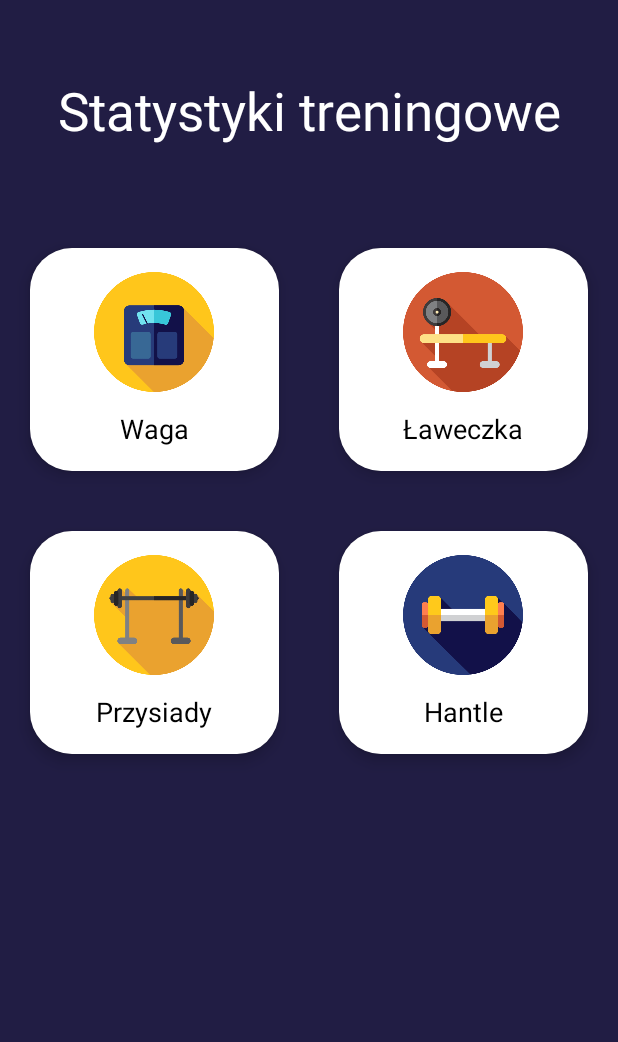
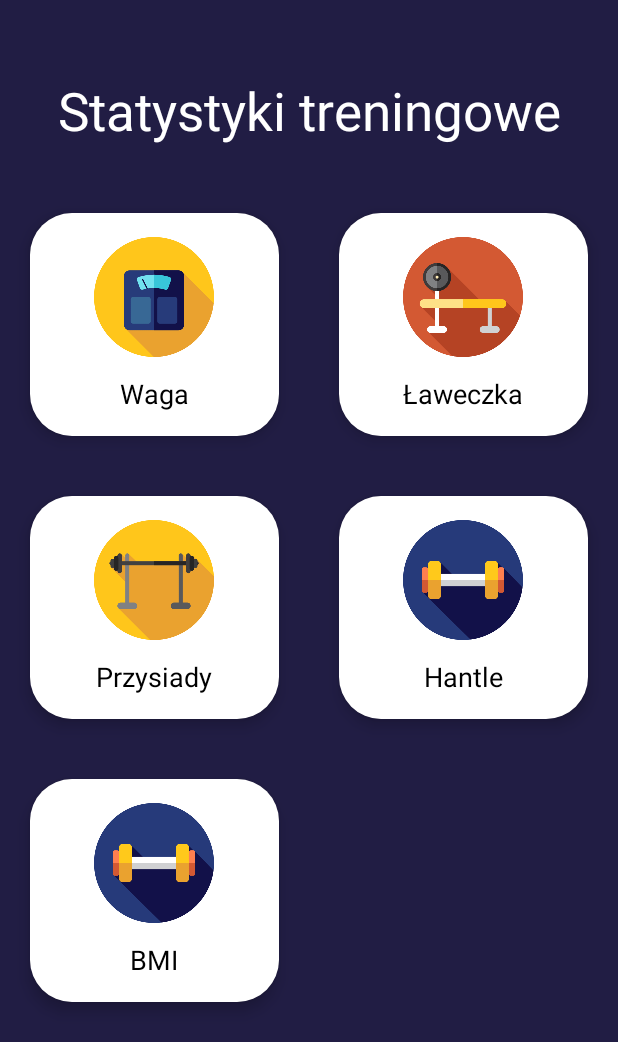
Before and after one commit to MaciejJopek/Projekt_aplikacji_mobilnej, an Android app: the statystyki screen opened directly, with no data from a screen before it, on a phone screen of 412 x 824 dp. Shown: the top 1042 px of the screen. Run offline under Robolectric (Android 15) with nearby library versions, the light colour scheme and no system bars.

Commit message:
add BMI chart

```diff
--- a/Projekt/app/src/main/java/uwr/edu/pl/aplikacjatreningowa/statystyki.java
+++ b/Projekt/app/src/main/java/uwr/edu/pl/aplikacjatreningowa/statystyki.java
@@ -18,6 +18,8 @@ public class statystyki extends AppCompatActivity {
         LinearLayout button_laweczka = (LinearLayout) findViewById(R.id.Laweczka);
         LinearLayout button_przysiady = (LinearLayout) findViewById(R.id.Przysiady);
         LinearLayout button_Hantle = (LinearLayout) findViewById(R.id.Hantle);
+        LinearLayout button_bmi = (LinearLayout) findViewById(R.id.Bmi);
+
         button_laweczka.setOnClickListener(new View.OnClickListener() {
             @Override
             public void onClick(View v) {
@@ -42,6 +44,12 @@ public class statystyki extends AppCompatActivity {
                 openhantle();
             }
         });
+        button_bmi.setOnClickListener(new View.OnClickListener() {
+            @Override
+            public void onClick(View v) {
+                openbmi();
+            }
+        });
     }
 
     private void openlaweczka() {
@@ -61,4 +69,8 @@ public class statystyki extends AppCompatActivity {
         Intent intent = new Intent(this,hantlewykres.class);
         startActivity(intent);
     }
+    public void openbmi() {
+        Intent intent = new Intent(this,hantlewykres.class);
+        startActivity(intent);
+    }
 }
--- a/Projekt/app/src/main/res/layout/activity_statystyki.xml
+++ b/Projekt/app/src/main/res/layout/activity_statystyki.xml
@@ -164,6 +164,28 @@
             app:cardCornerRadius="28dp"
             app:cardElevation="6dp">
 
+            <LinearLayout
+                android:id="@+id/Bmi"
+                android:background="#FFFFFF"
+                android:layout_width="match_parent"
+                android:layout_height="match_parent"
+                android:gravity="center"
+                android:orientation="vertical"
+                android:padding="16dp">
+
+                <ImageView
+                    android:layout_width="80dp"
+                    android:layout_height="80dp"
+                    android:src="@drawable/dumbbell" />
+
+                <TextView
+                    android:textColor="#000000"
+                    android:layout_width="wrap_content"
+                    android:layout_height="wrap_content"
+                    android:layout_marginTop="12dp"
+                    android:text="BMI"
+                    android:textSize="18sp" />
+            </LinearLayout>
 
         </androidx.cardview.widget.CardView>
 
```
Also changed, not shown: Projekt/app/src/main/java/uwr/edu/pl/aplikacjatreningowa/BMI_wykres.java (added, +105 -0 lines).
